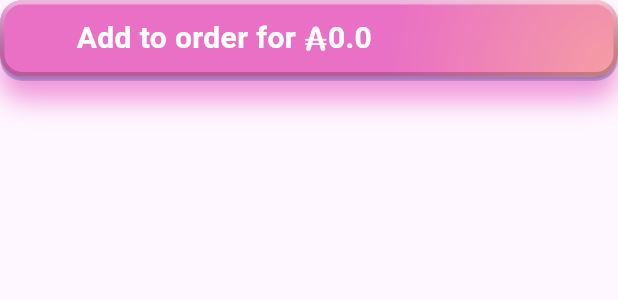
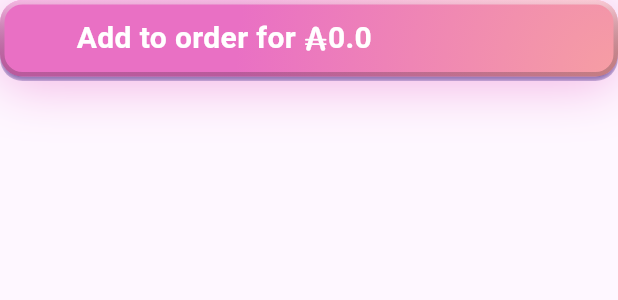
Before and after one commit to JLangbein/jp_app, a Flutter app: the PriceButton widget shown alone on an empty page, opened directly with empty values, on a phone screen of 412 x 824 dp. Shown: the top 300 px of the screen. Run offline on Flutter 3.47's test engine with Material 3 defaults, Android fonts, the phone set to English and light mode, and no system bars; our stand-ins replace gradient_borders.

Commit message:
finished final touch-ups on price button

```diff
--- a/lib/common/presentation/price_button.dart
+++ b/lib/common/presentation/price_button.dart
@@ -26,7 +26,7 @@ class PriceButton extends StatelessWidget {
         ),
         gradient: RadialGradient(
           center: Alignment.bottomRight,
-          radius: 3.0,
+          radius: 5.0,
           colors: [
             Color.fromRGBO(246, 158, 163, 1.0),
             Color.fromRGBO(233, 112, 196, 1.0),
@@ -34,20 +34,20 @@ class PriceButton extends StatelessWidget {
         ),
         boxShadow: [
           BoxShadow(
-            offset: Offset(0.0, 15.0),
-            blurRadius: 15.0,
-            color: Color.fromRGBO(237, 146, 215, 1.0),
+            offset: Offset(0.0, 5.0),
+            blurRadius: 30.0,
+            color: Color.fromRGBO(237, 146, 215, 0.7),
           ),
           BoxShadow(
             blurStyle: BlurStyle.inner,
             offset: Offset(0.0, 3.0),
-            blurRadius: 3.0,
+            blurRadius: 2.0,
             color: Color(0xFF9375B6),
           ),
           BoxShadow(
             blurStyle: BlurStyle.inner,
             offset: Offset(0.0, 0.0),
-            blurRadius: 3.0,
+            blurRadius: 2.0,
             color: Color(0xFFFFACE4),
           ),
         ],
```
